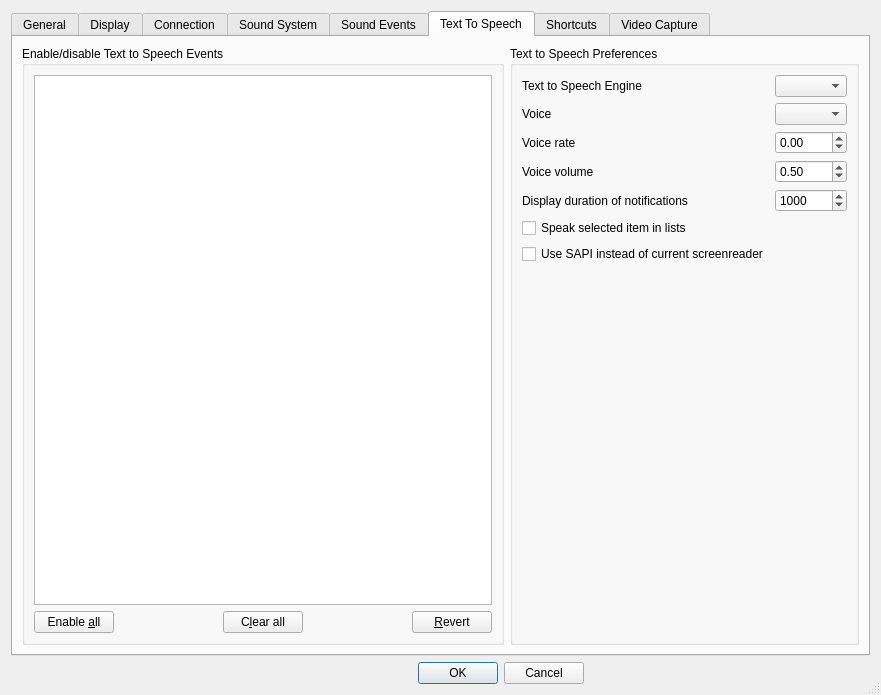
Old version of the form Client/qtTeamTalk/preferences.ui in the repository BearWare/TeamTalk5.
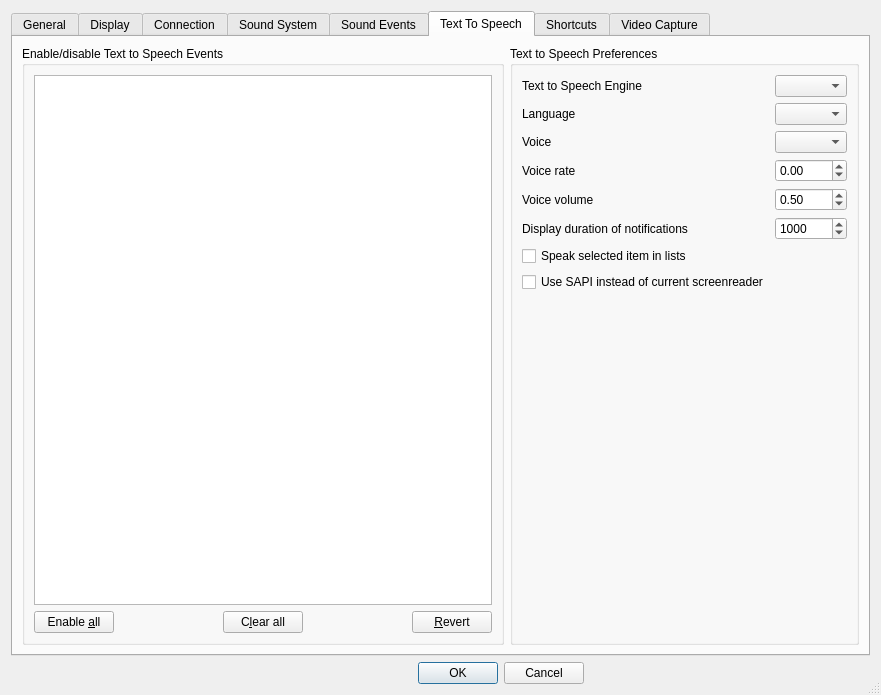
New version of the form. The open tabs and pages were chosen to show the change. Icons and pictures are not drawn. Custom widgets are drawn as their Qt base class.

Commit message:
Option to configure Qt TTS language (#1449)
* Option to configure Qt TTS language

* Change SETTINGS_TTS_LOCALE from index to QString with locale name

* Change SETTINGS_TTS_VOICE from index to QString with voice name

* Update available voices when changing locale

* Added note to selected voice for TTS

```diff
--- a/Client/qtTeamTalk/preferences.ui
+++ b/Client/qtTeamTalk/preferences.ui
@@ -2118,6 +2118,19 @@
            <widget class="QComboBox" name="ttsengineComboBox"/>
           </item>
           <item row="1" column="0">
+           <widget class="QLabel" name="label_ttslocale">
+            <property name="text">
+             <string>Language</string>
+            </property>
+            <property name="buddy">
+             <cstring>ttsLocaleComboBox</cstring>
+            </property>
+           </widget>
+          </item>
+          <item row="1" column="1">
+           <widget class="QComboBox" name="ttsLocaleComboBox"/>
+          </item>
+          <item row="2" column="0">
            <widget class="QLabel" name="label_ttsvoice">
             <property name="text">
              <string>Voice</string>
@@ -2127,10 +2140,10 @@
             </property>
            </widget>
           </item>
-          <item row="1" column="1">
+          <item row="2" column="1">
            <widget class="QComboBox" name="ttsVoiceComboBox"/>
           </item>
-          <item row="2" column="0">
+          <item row="3" column="0">
            <widget class="QLabel" name="label_ttsvoicerate">
             <property name="text">
              <string>Voice rate</string>
@@ -2140,7 +2153,7 @@
             </property>
            </widget>
           </item>
-          <item row="2" column="1">
+          <item row="3" column="1">
            <widget class="QDoubleSpinBox" name="ttsVoiceRateSpinBox">
             <property name="minimum">
              <double>-1.000000000000000</double>
@@ -2156,7 +2169,7 @@
             </property>
            </widget>
           </item>
-          <item row="3" column="0">
+          <item row="4" column="0">
            <widget class="QLabel" name="label_ttsvoicevolume">
             <property name="text">
              <string>Voice volume</string>
@@ -2166,7 +2179,7 @@
             </property>
            </widget>
           </item>
-          <item row="3" column="1">
+          <item row="4" column="1">
            <widget class="QDoubleSpinBox" name="ttsVoiceVolumeSpinBox">
             <property name="minimum">
              <double>0.000000000000000</double>
@@ -2182,7 +2195,7 @@
             </property>
            </widget>
           </item>
-          <item row="4" column="0">
+          <item row="5" column="0">
            <widget class="QLabel" name="label_ttsnotifTimestamp">
             <property name="text">
              <string>Display duration of notifications</string>
@@ -2192,7 +2205,7 @@
             </property>
            </widget>
           </item>
-          <item row="4" column="1">
+          <item row="5" column="1">
            <widget class="QSpinBox" name="ttsNotifTimestampSpinBox">
             <property name="minimum">
              <number>1</number>
@@ -2205,21 +2218,21 @@
             </property>
            </widget>
           </item>
-          <item row="5" column="0">
+          <item row="6" column="0">
            <widget class="QCheckBox" name="ttsSpeakListsChkBox">
             <property name="text">
              <string>Speak selected item in lists</string>
             </property>
            </widget>
           </item>
-          <item row="6" column="0">
+          <item row="7" column="0">
            <widget class="QCheckBox" name="ttsForceSapiChkBox">
             <property name="text">
              <string>Use SAPI instead of current screenreader</string>
             </property>
            </widget>
           </item>
-          <item row="7" column="0">
+          <item row="8" column="0">
            <spacer name="verticalSpacer_10">
             <property name="orientation">
              <enum>Qt::Vertical</enum>
```
The commit also changes 5 other files.
